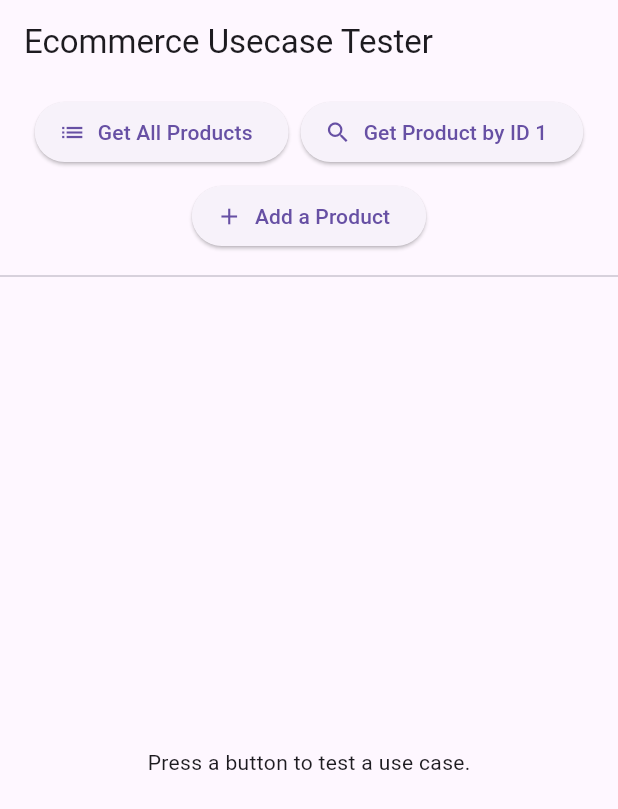
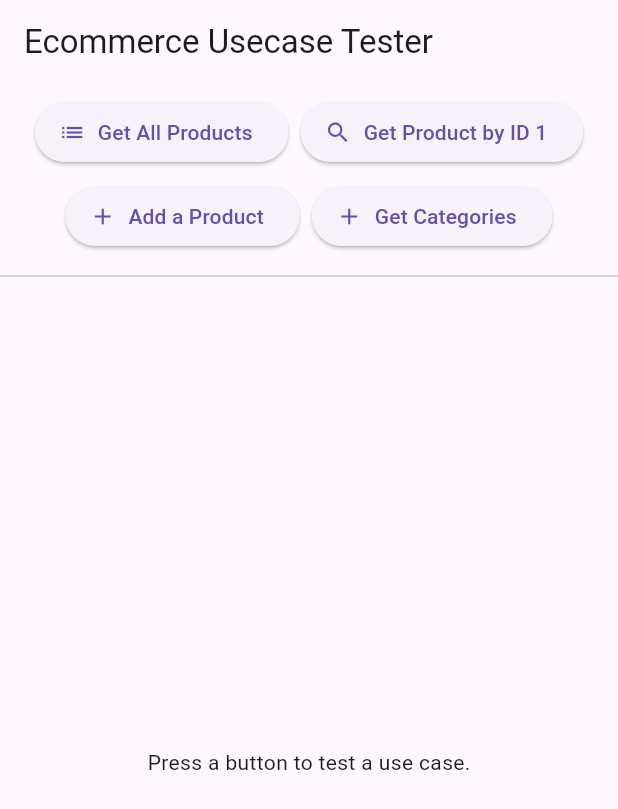
Before and after one commit to etoncel/ecommerce_package_sample, a Flutter app: the screen it shows after launch, on a phone screen of 412 x 824 dp. Shown: the top 809 px of the screen. Run offline on Flutter 3.47's test engine with Material 3 defaults, Android fonts, the phone set to English and light mode, and no system bars; our stand-ins replace dartz, equatable, flutter_bloc.

Commit message:
Add get categories use case

```diff
--- a/example/lib/main.dart
+++ b/example/lib/main.dart
@@ -27,6 +27,9 @@ class MyApp extends StatelessWidget {
           getProductByIdUseCase:
               ServiceLocator.instance<GetProductByIdUseCase>(),
           addProductUseCase: ServiceLocator.instance<AddProductUseCase>(),
+          // Se agrega la inyección de GetCategoriesUseCase
+          getCategoriesUseCase:
+              ServiceLocator.instance<GetCategoriesUseCase>(),
         ),
         child: const HomePage(),
       ),
--- a/example/lib/presentation/bloc/product_bloc.dart
+++ b/example/lib/presentation/bloc/product_bloc.dart
@@ -10,15 +10,18 @@ class ProductBloc extends Bloc<ProductEvent, ProductState> {
   final GetAllProductsUseCase getAllProductsUseCase;
   final GetProductByIdUseCase getProductByIdUseCase;
   final AddProductUseCase addProductUseCase;
+  final GetCategoriesUseCase getCategoriesUseCase; // Nueva dependencia
 
   ProductBloc({
     required this.getAllProductsUseCase,
     required this.getProductByIdUseCase,
     required this.addProductUseCase,
+    required this.getCategoriesUseCase, // Requerido en el constructor
   }) : super(ProductInitial()) {
     on<GetAllProductsEvent>(_onGetAllProducts);
     on<GetProductByIdEvent>(_onGetProductById);
     on<AddProductEvent>(_onAddProduct);
+    on<GetCategoriesEvent>(_onGetCategories); // Nuevo handler para el evento de categorías
   }
 
   Future<void> _onGetAllProducts(
@@ -58,6 +61,20 @@ class ProductBloc extends Bloc<ProductEvent, ProductState> {
     );
   }
 
+  /// Handler para el evento [GetCategoriesEvent].
+  /// Emite estados [CategoriesLoading], [CategoriesLoaded] o [CategoriesError].
+  Future<void> _onGetCategories(
+    GetCategoriesEvent event,
+    Emitter<ProductState> emit,
+  ) async {
+    emit(CategoriesLoading());
+    final failureOrCategories = await getCategoriesUseCase();
+    failureOrCategories.fold(
+      (failure) => emit(CategoriesError(_mapFailureToMessage(failure))),
+      (categories) => emit(CategoriesLoaded(categories)),
+    );
+  }
+
   String _mapFailureToMessage(Failure failure) {
     // Simple failure mapping
     return failure.toString();
--- a/example/lib/presentation/bloc/product_event.dart
+++ b/example/lib/presentation/bloc/product_event.dart
@@ -23,3 +23,6 @@ class AddProductEvent extends ProductEvent {
   @override
   List<Object> get props => [product];
 }
+
+/// Evento para solicitar la obtención de todas las categorías disponibles.
+class GetCategoriesEvent extends ProductEvent {}
--- a/example/lib/presentation/bloc/product_state.dart
+++ b/example/lib/presentation/bloc/product_state.dart
@@ -38,3 +38,22 @@ class ProductError extends ProductState {
   @override
   List<Object> get props => [message];
 }
+
+/// Estado que indica que las categorías están cargándose.
+class CategoriesLoading extends ProductState {}
+
+/// Estado que indica que las categorías han sido cargadas exitosamente.
+class CategoriesLoaded extends ProductState {
+  final List<CategoryEntity> categories;
+  const CategoriesLoaded(this.categories);
+  @override
+  List<Object> get props => [categories];
+}
+
+/// Estado que indica que hubo un error al cargar las categorías.
+class CategoriesError extends ProductState {
+  final String message;
+  const CategoriesError(this.message);
+  @override
+  List<Object> get props => [message];
+}
--- a/example/lib/presentation/pages/home_page.dart
+++ b/example/lib/presentation/pages/home_page.dart
@@ -54,6 +54,13 @@ class HomePage extends StatelessWidget {
                     );
                   },
                 ),
+                ElevatedButton.icon(
+                  icon: const Icon(Icons.add),
+                  label: const Text('Get Categories'),
+                  onPressed: () {
+                    context.read<ProductBloc>().add(GetCategoriesEvent());
+                  },
+                ),
               ],
             ),
           ),
@@ -61,6 +68,29 @@ class HomePage extends StatelessWidget {
           Expanded(
             child: BlocBuilder<ProductBloc, ProductState>(
               builder: (context, state) {
+                if (state is CategoriesLoading) {
+                  return const Center(child: CircularProgressIndicator());
+                }
+                if (state is CategoriesError) {
+                  return Center(
+                    child: Text(
+                      'Error: ${state.message}',
+                      style: const TextStyle(color: Colors.red),
+                    ),
+                  );
+                }
+                if (state is CategoriesLoaded) {
+                  return ListView.builder(
+                    itemBuilder: (context, index) {
+                      final category = state.categories[index];
+                      return Column(
+                        children: [Text(category.name), Text(category.image)],
+                      );
+                    },
+
+                    itemCount: state.categories.length,
+                  );
+                }
                 if (state is ProductLoading) {
                   return const Center(child: CircularProgressIndicator());
                 }
--- a/lib/ecommerce_package_sample.dart
+++ b/lib/ecommerce_package_sample.dart
@@ -2,10 +2,12 @@
 export 'src/domain/usecases/add_product_usecase.dart';
 export 'src/domain/usecases/get_all_products_usecase.dart';
 export 'src/domain/usecases/get_product_by_id_usecase.dart';
+export 'src/domain/usecases/get_categories_usecase.dart';
 
 // Entities
 export 'src/domain/entities/product_entity.dart';
 export 'src/domain/entities/rating_entity.dart';
+export 'src/domain/entities/category_entity.dart';
 
 // Failures
 export 'src/core/error/failures.dart';
--- a/lib/src/core/di/service_locator.dart
+++ b/lib/src/core/di/service_locator.dart
@@ -42,6 +42,11 @@ class ServiceLocator {
       factoryCallback: () => GetProductByIdUseCase(_locator.get()),
     );
 
+    // Registro del caso de uso GetCategoriesUseCase
+    _locator.registerFactory<GetCategoriesUseCase>(
+      factoryCallback: () => GetCategoriesUseCase(productRepository: _locator.get()),
+    );
+
     _locator._showFactories();
   }
 
--- /dev/null
+++ b/lib/src/domain/entities/category_entity.dart
@@ -0,0 +1,25 @@
+import 'package:equatable/equatable.dart';
+
+/// La entidad `CategoryEntity` representa el modelo de una categoría en el dominio.
+///
+/// Contiene las propiedades esenciales de una categoría, como su nombre y una
+/// imagen representativa. Extiende de `Equatable` para permitir comparaciones
+/// de igualdad basadas en valores.
+class CategoryEntity extends Equatable {
+  /// El nombre de la categoría.
+  final String name;
+
+  /// La URL de la imagen representativa de la categoría.
+  final String image;
+
+  /// Constructor para crear una instancia de `CategoryEntity`.
+  ///
+  /// Requiere un [name] y una [image] para la categoría.
+  const CategoryEntity({
+    required this.name,
+    required this.image,
+  });
+
+  @override
+  List<Object?> get props => [name, image];
+}
--- /dev/null
+++ b/lib/src/domain/usecases/get_categories_usecase.dart
@@ -0,0 +1,47 @@
+import 'package:dartz/dartz.dart';
+import 'package:ecommerce_package_sample/src/core/error/failures.dart';
+import 'package:ecommerce_package_sample/src/domain/entities/category_entity.dart';
+import 'package:ecommerce_package_sample/src/domain/entities/product_entity.dart';
+import 'package:ecommerce_package_sample/src/domain/repositories/product_repository.dart';
+
+/// Caso de uso para obtener una lista de categorías únicas a partir de los productos.
+///
+/// Este caso de uso interactúa con el [ProductRepository] para obtener todos los productos,
+/// luego extrae las categorías únicas y las mapea a [CategoryEntity].
+class GetCategoriesUseCase {
+  final ProductRepository productRepository;
+
+  /// Constructor que inyecta el [ProductRepository].
+  const GetCategoriesUseCase({required this.productRepository});
+
+  /// Ejecuta el caso de uso para obtener las categorías.
+  ///
+  /// Retorna un `Future` que contiene un `Either` con una [Failure] en caso de error
+  /// o una `List<CategoryEntity>` en caso de éxito.
+  Future<Either<Failure, List<CategoryEntity>>> call() async {
+    final productResult = await productRepository.getAllProducts();
+
+    return productResult.fold(
+      (failure) => Left(failure), // Si falla la obtención de productos, retorna la falla.
+      (products) {
+        // Usa un mapa para agrupar productos por categoría y mantener el primer producto para la imagen.
+        final Map<String, ProductEntity> categoriesMap = {};
+        for (var product in products) {
+          if (!categoriesMap.containsKey(product.category)) {
+            categoriesMap[product.category] = product;
+          }
+        }
+
+        // Convierte el mapa de categorías a una lista de CategoryEntity.
+        final List<CategoryEntity> categories = categoriesMap.entries.map((entry) {
+          return CategoryEntity(
+            name: entry.key,
+            image: entry.value.image, // Usa la imagen del primer producto encontrado en esa categoría.
+          );
+        }).toList();
+
+        return Right(categories);
+      },
+    );
+  }
+}
```
